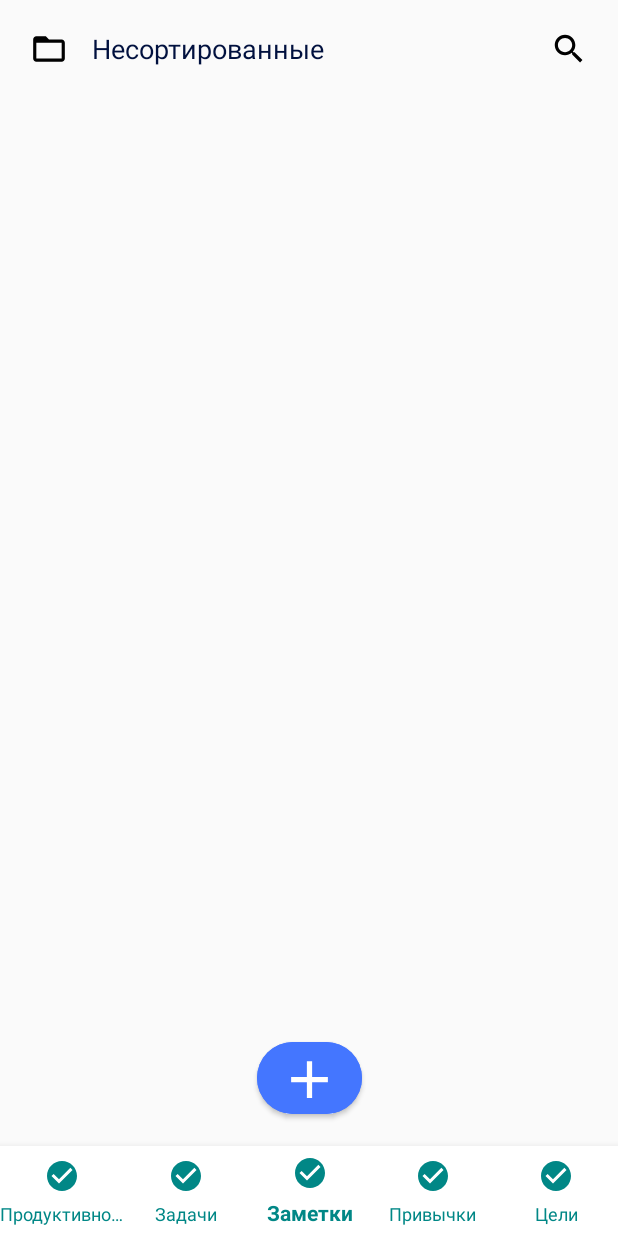
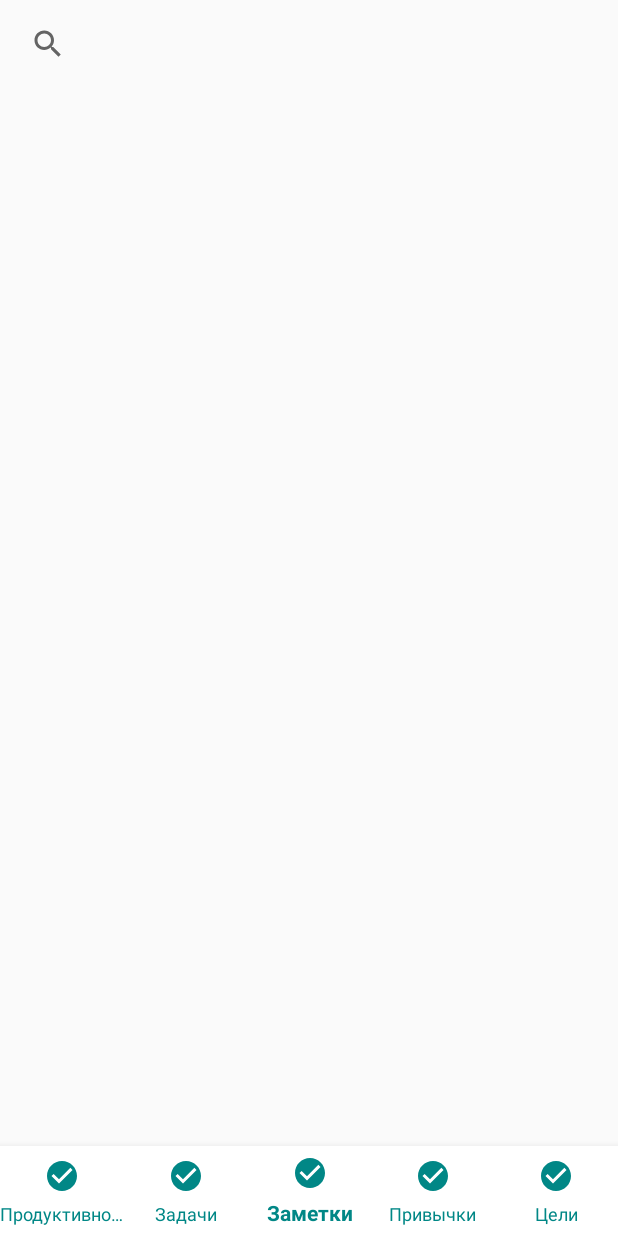
Before and after one commit to behzodhalil/eightytwenty-android, an Android app: the MainActivity screen opened directly, with no data from a screen before it, after a tap on an icon or button, on a phone screen of 412 x 824 dp. Run offline under Robolectric (Android 15) with nearby library versions, the phone set to English and light mode, and no system bars; our stand-ins replace Dagger/Hilt's generated code, navigation-ui; Roboto replaces fonts that are not available here; 2 statements that could not run were skipped.

Commit message:
[feat::] Update navigation

```diff
--- a/app/src/main/res/navigation/eighty_twenty_navigation.xml
+++ b/app/src/main/res/navigation/eighty_twenty_navigation.xml
@@ -25,6 +25,9 @@
         <action
             android:id="@+id/action_noteFragment_to_noteDetailFragment"
             app:destination="@id/noteDetailFragment" />
+        <action
+            android:id="@+id/action_noteFragment_to_searchNotesFragment"
+            app:destination="@id/searchNotesFragment" />
     </fragment>
     <fragment
         android:id="@+id/newNoteFragment"
@@ -51,6 +54,9 @@
         <action
             android:id="@+id/action_categoryNoteFragment_to_noteFragment"
             app:destination="@id/noteFragment" />
+        <action
+            android:id="@+id/action_categoryNoteFragment_to_searchNotesFragment"
+            app:destination="@id/searchNotesFragment" />
     </fragment>
     <fragment
         android:id="@+id/noteDetailFragment"
@@ -64,4 +70,8 @@
             app:argType="long"
             android:defaultValue="0L" />
     </fragment>
+    <fragment
+        android:id="@+id/searchNotesFragment"
+        android:name="uz.behzod.eightytwenty.features.search_notes.SearchNotesFragment"
+        android:label="SearchNotesFragment" />
 </navigation>
```
